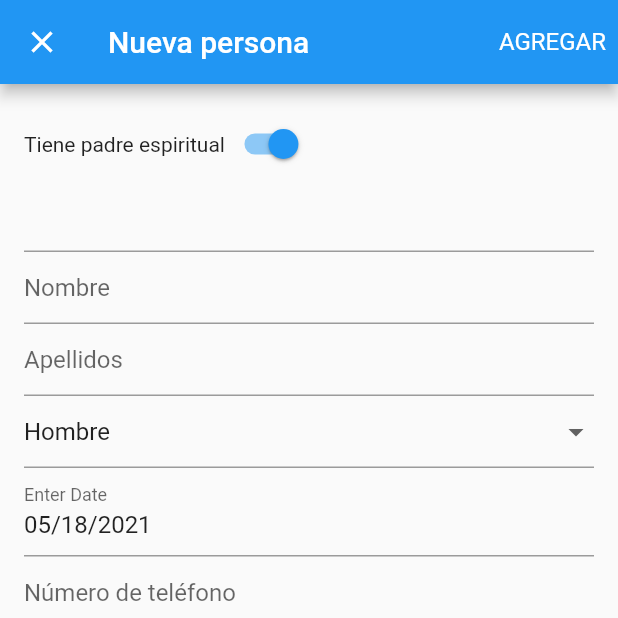
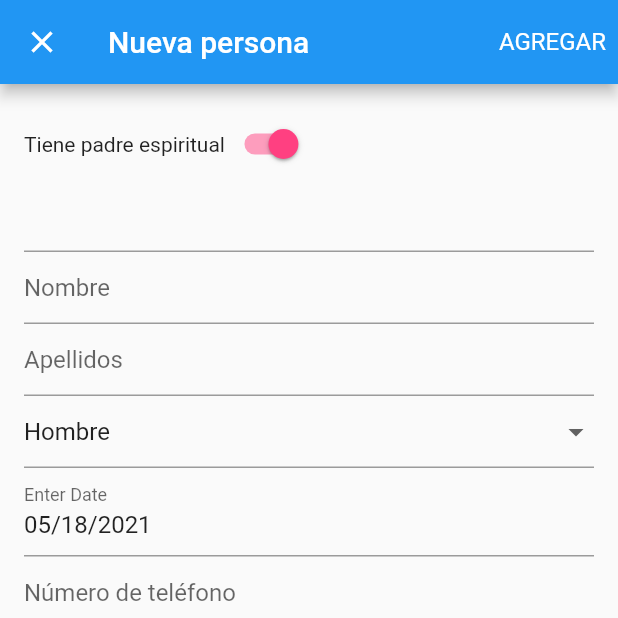
Before and after one commit to jesus-medina/uno_mas_uno, a Flutter app: the screen it shows after launch, after a tap on the "group add" icon, on a phone screen of 412 x 824 dp, the top half of it. Run offline on Flutter 3.47's test engine with Material 2 defaults, Android fonts, the phone set to English and light mode, and no system bars; our stand-ins replace cloud_firestore, email_validator, firebase_core, flutter_slidable; missing offline and left inert: graphview; accounts and stored records are empty.

Commit message:
Gender color

```diff
--- a/lib/main.dart
+++ b/lib/main.dart
@@ -25,9 +25,12 @@
         // Once complete, show your application
         if (snapshot.connectionState == ConnectionState.done) {
           return MaterialApp(
-            title: 'Flutter Demo',
+            title: '1MAS1',
             theme: ThemeData(
-              primarySwatch: Colors.blue,
+              brightness: Brightness.light,
+              primaryColor: Colors.blue[500],
+              accentColor: Colors.pinkAccent[200],
+              fontFamily: 'Roboto',
             ),
             home: MainPage(),
           );
```
Also changed, not shown: lib/presentation/ui/widget/person_card.dart (+15 -2 lines).
